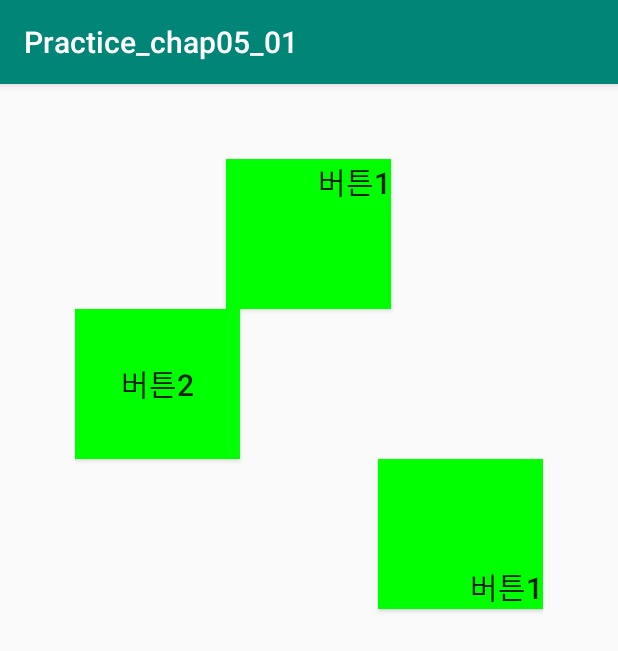
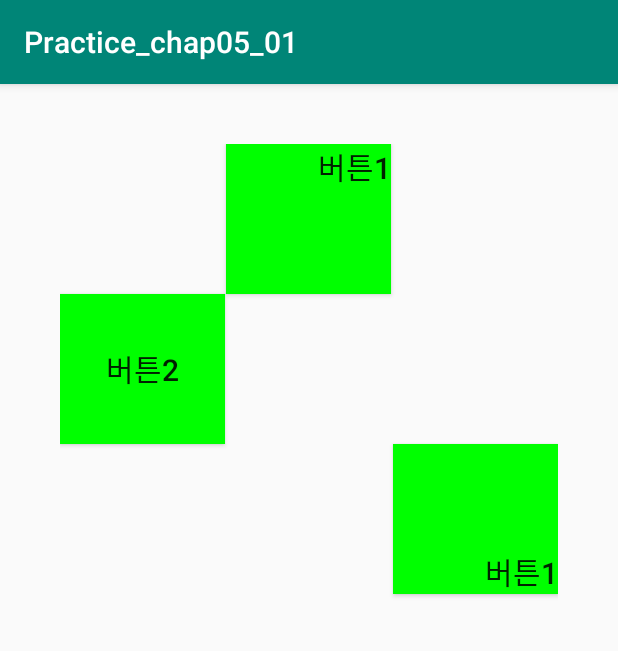
Before and after one commit to Marlrero/2019_Android, an Android app: the screen it shows after launch (MainActivity), on a phone screen of 412 x 824 dp. Shown: the top 651 px of the screen. Run offline under Robolectric (Android 15) with nearby library versions, the phone set to English and light mode, and no system bars.

Commit message:
layout_margin 수정
50dp -> 40dp

```diff
--- a/Practice_chap05_01/app/src/main/res/layout/activity_main.xml
+++ b/Practice_chap05_01/app/src/main/res/layout/activity_main.xml
@@ -6,7 +6,7 @@
     android:layout_height="match_parent"
     tools:context=".MainActivity"
     android:orientation="vertical"
-    android:layout_margin="50dp">
+    android:layout_margin="40dp">
 
     <Button
         android:layout_width="110dp"
```
